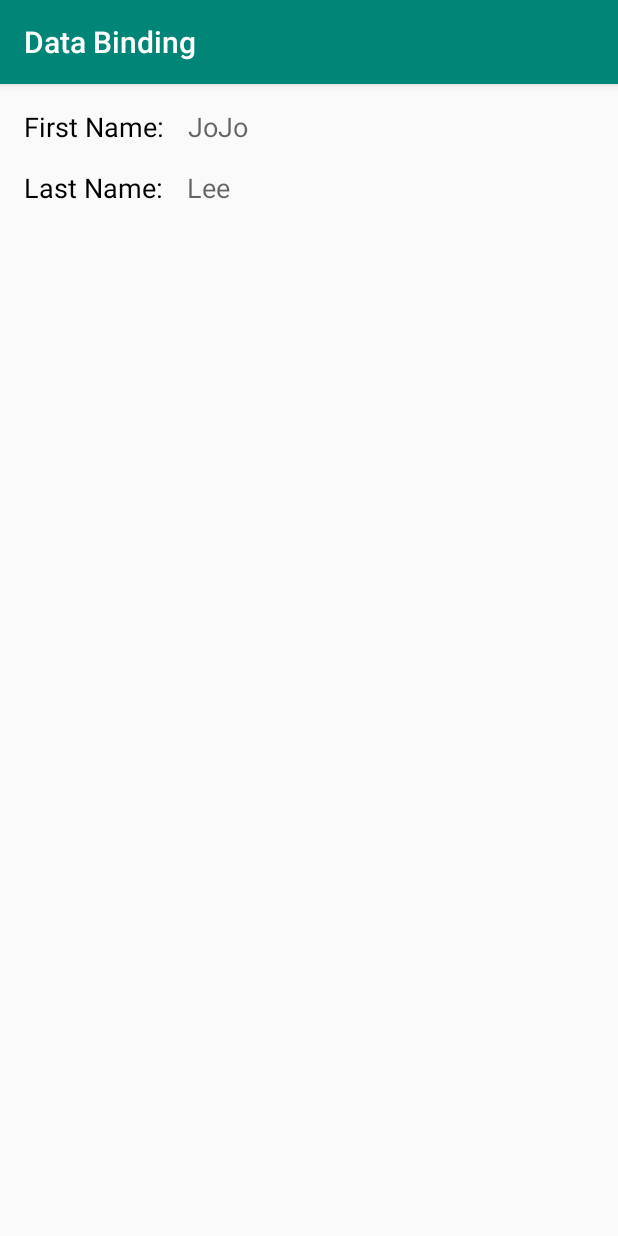
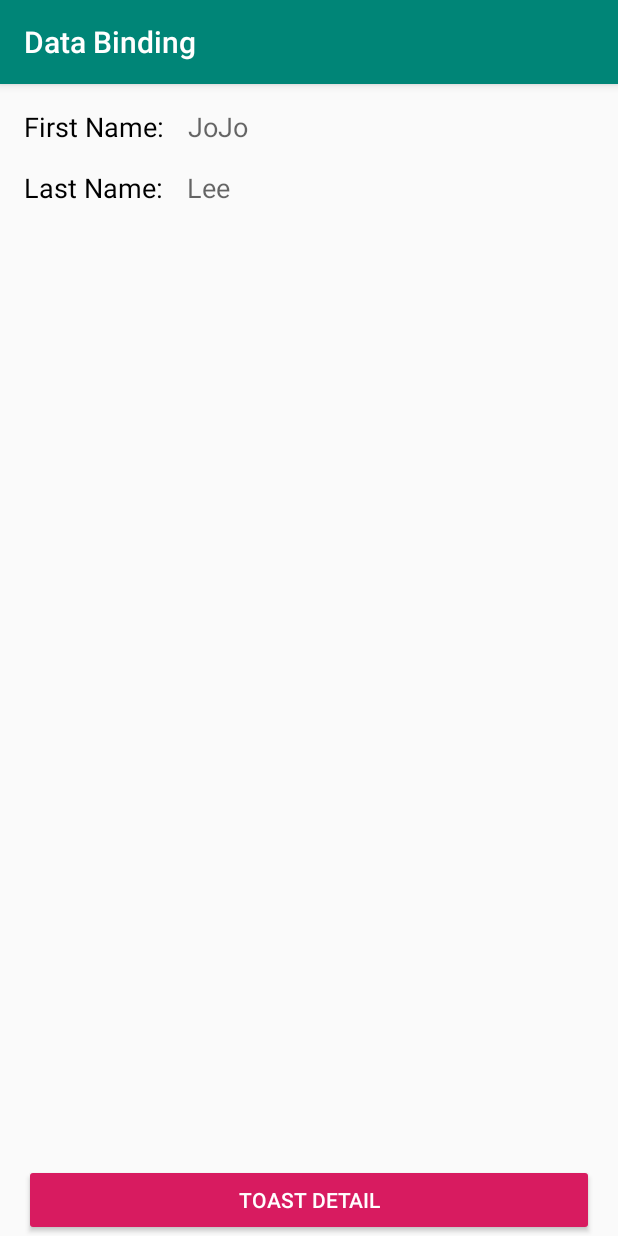
Before and after one commit to iMeePwni/Jetpack, an Android app: the DataBindingActivity screen opened directly, with no data from a screen before it, on a phone screen of 412 x 824 dp. Run offline under Robolectric (Android 15) with nearby library versions, the phone set to English and light mode, and no system bars; our stand-ins replace data binding.

Commit message:
add data binding click event.

```diff
--- a/app/src/main/java/com/imeepwni/jetpack/function/data_binding/DataBindingActivity.kt
+++ b/app/src/main/java/com/imeepwni/jetpack/function/data_binding/DataBindingActivity.kt
@@ -4,6 +4,7 @@ import android.os.Bundle
 import androidx.databinding.DataBindingUtil
 import com.imeepwni.jetpack.R
 import com.imeepwni.jetpack.app.BaseActivity
+import com.imeepwni.jetpack.app.toast
 import com.imeepwni.jetpack.data.User
 import com.imeepwni.jetpack.databinding.ActivityDataBindingBinding
 
@@ -18,6 +19,13 @@ class DataBindingActivity : BaseActivity() {
 
         val binding = DataBindingUtil.setContentView<ActivityDataBindingBinding>(this, R.layout.activity_data_binding)
 
-        binding.user = User(firstName = "JoJo", lastName = "Lee")
+        with(binding) {
+            user = User(firstName = "JoJo", lastName = "Lee")
+            handlers = object : MyHandler {
+                override fun onToastUserDetailClick() {
+                    toast(user.toString())
+                }
+            }
+        }
     }
 }
--- /dev/null
+++ b/app/src/main/java/com/imeepwni/jetpack/function/data_binding/MyHandler.kt
@@ -0,0 +1,10 @@
+package com.imeepwni.jetpack.function.data_binding
+
+/**
+ * 作者：Created by guofeng on 2019/11/1
+ * 邮箱：feng.guo@bees360.com
+ */
+interface MyHandler {
+
+    fun onToastUserDetailClick()
+}
--- a/app/src/main/res/layout/activity_data_binding.xml
+++ b/app/src/main/res/layout/activity_data_binding.xml
@@ -8,6 +8,10 @@
         <variable
             name="user"
             type="com.imeepwni.jetpack.data.User" />
+
+        <variable
+            name="handlers"
+            type="com.imeepwni.jetpack.function.data_binding.MyHandler" />
     </data>
 
     <androidx.constraintlayout.widget.ConstraintLayout
@@ -50,7 +54,7 @@
             app:layout_constraintTop_toBottomOf="@+id/tv_label_first_name" />
 
         <TextView
-            android:id="@+id/textView4"
+            android:id="@+id/tv_last_name"
             style="@style/TextAppearance.AppCompat.Medium"
             android:layout_width="wrap_content"
             android:layout_height="wrap_content"
@@ -61,5 +65,18 @@
             app:layout_constraintTop_toTopOf="@+id/tv_label_last_name"
             tools:text="Snow" />
 
+        <Button
+            android:id="@+id/btn_toast_user_detail"
+            style="@style/Widget.AppCompat.Button.Colored"
+            android:layout_width="0dp"
+            android:layout_height="wrap_content"
+            android:layout_marginStart="16dp"
+            android:layout_marginEnd="16dp"
+            android:onClick="@{()-> handlers.onToastUserDetailClick()}"
+            android:text="@string/toast_detail"
+            app:layout_constraintBottom_toBottomOf="parent"
+            app:layout_constraintEnd_toEndOf="parent"
+            app:layout_constraintStart_toStartOf="parent" />
+
     </androidx.constraintlayout.widget.ConstraintLayout>
 </layout>
--- a/app/src/main/res/values/strings.xml
+++ b/app/src/main/res/values/strings.xml
@@ -12,5 +12,6 @@
     <string name="data_binding">Data Binding</string>
     <string name="first_name">First Name:</string>
     <string name="last_name">Last Name:</string>
+    <string name="toast_detail">Toast Detail</string>
 
 </resources>
```
